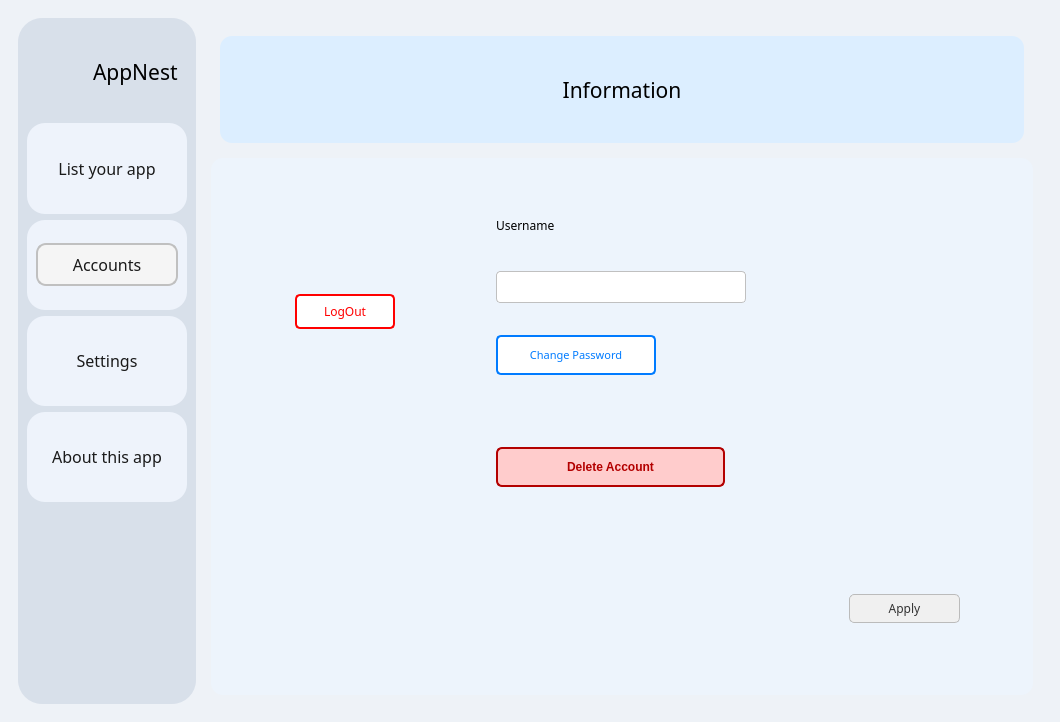
The window that UI/Accounts.ui (Thichgayroi/SPCK) describes before a commit, drawn with Qt 5.
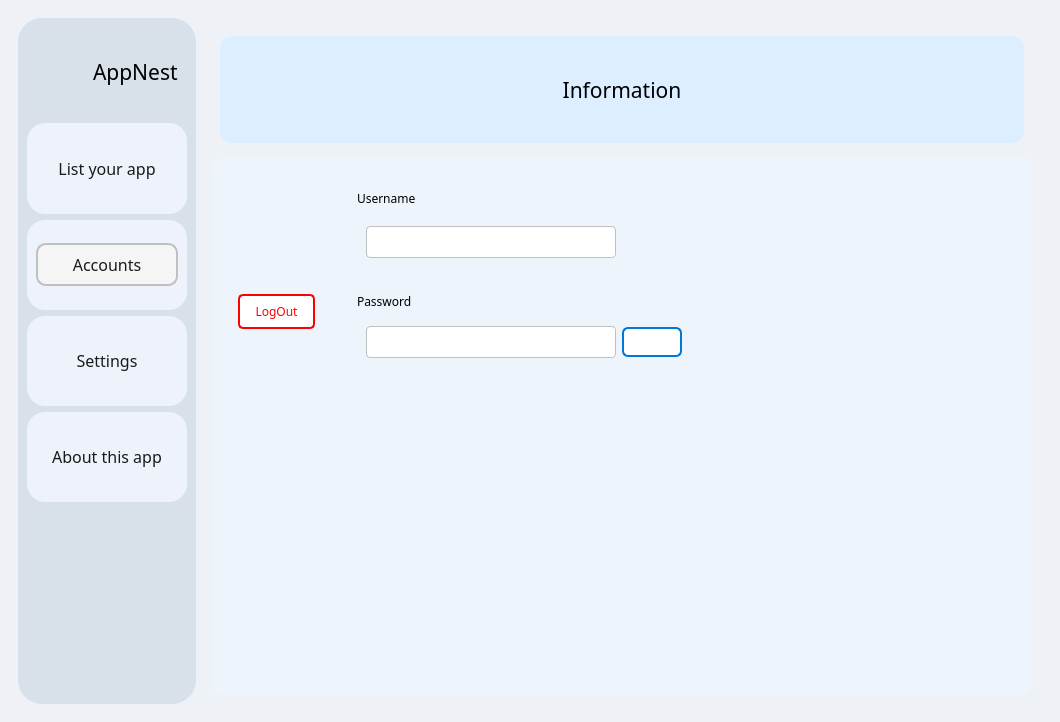
The same window after the commit. Icons and pictures are not drawn.

```diff
--- a/UI/Accounts.ui
+++ b/UI/Accounts.ui
@@ -322,7 +322,7 @@
             </property>
             <layout class="QHBoxLayout" name="horizontalLayout_5">
              <item>
-              <widget class="QLabel" name="label_2">
+              <widget class="QLabel" name="lbl_title">
                <property name="font">
                 <font>
                  <family>JetBrains Mono</family>
@@ -331,7 +331,7 @@
                </property>
                <property name="styleSheet">
                 <string notr="true">background-color:#DCEEFF;
-border-radius:12px;s</string>
+border-radius:12px;</string>
                </property>
                <property name="text">
                 <string>Information</string>
@@ -355,7 +355,7 @@
               <widget class="QWidget" name="widget_16" native="true">
                <property name="maximumSize">
                 <size>
-                 <width>160</width>
+                 <width>16777215</width>
                  <height>16777215</height>
                 </size>
                </property>
@@ -450,11 +450,14 @@
               <widget class="QWidget" name="widget_9" native="true">
                <property name="maximumSize">
                 <size>
-                 <width>500</width>
+                 <width>16777215</width>
                  <height>16777215</height>
                 </size>
                </property>
-               <layout class="QVBoxLayout" name="verticalLayout_6">
+               <layout class="QVBoxLayout" name="verticalLayout_6" stretch="0,0,0,0,0">
+                <property name="spacing">
+                 <number>0</number>
+                </property>
                 <item>
                  <widget class="QWidget" name="widget_18" native="true">
                   <property name="maximumSize">
@@ -465,7 +468,13 @@
                   </property>
                   <layout class="QVBoxLayout" name="verticalLayout_5">
                    <item>
-                    <widget class="QLabel" name="label_4">
+                    <widget class="QLabel" name="lbl_username">
+                     <property name="maximumSize">
+                      <size>
+                       <width>16777215</width>
+                       <height>16777215</height>
+                      </size>
+                     </property>
                      <property name="font">
                       <font>
                        <family>JetBrains Mono</family>
@@ -478,6 +487,9 @@
                     </widget>
                    </item>
                    <item>
+                    <widget class="QWidget" name="widget_23" native="true">
+                     <layout class="QHBoxLayout" name="horizontalLayout_13">
+                      <item>
                     <widget class="QLineEdit" name="cant_change">
                      <property name="maximumSize">
                       <size>
@@ -507,6 +519,34 @@
                      </property>
                     </widget>
                    </item>
+                      <item>
+                       <widget class="QWidget" name="widget_28" native="true"/>
+                      </item>
+                      <item>
+                       <widget class="QWidget" name="widget_27" native="true"/>
+                      </item>
+                      <item>
+                       <widget class="QWidget" name="widget_26" native="true"/>
+                      </item>
+                      <item>
+                       <widget class="QWidget" name="widget_25" native="true"/>
+                      </item>
+                      <item>
+                       <spacer name="horizontalSpacer_2">
+                        <property name="orientation">
+                         <enum>Qt::Horizontal</enum>
+                        </property>
+                        <property name="sizeHint" stdset="0">
+                         <size>
+                          <width>40</width>
+                          <height>20</height>
+                         </size>
+                        </property>
+                       </spacer>
+                      </item>
+                     </layout>
+                    </widget>
+                   </item>
                   </layout>
                  </widget>
                 </item>
@@ -515,145 +555,125 @@
                   <property name="maximumSize">
                    <size>
                     <width>16777215</width>
-                    <height>75</height>
+                    <height>16777215</height>
                    </size>
                   </property>
                   <layout class="QVBoxLayout" name="verticalLayout_7">
+                   <property name="spacing">
+                    <number>0</number>
+                   </property>
                    <item>
-                    <widget class="QPushButton" name="btn_change_pass">
+                    <widget class="QLabel" name="label_2">
                      <property name="maximumSize">
                       <size>
-                       <width>160</width>
-                       <height>40</height>
+                       <width>16777215</width>
+                       <height>16777215</height>
                       </size>
                      </property>
                      <property name="font">
                       <font>
                        <family>JetBrains Mono</family>
-                       <pointsize>8</pointsize>
+                       <pointsize>9</pointsize>
                       </font>
                      </property>
-                     <property name="styleSheet">
-                      <string notr="true">QPushButton {
-    background-color: white;
-    color: #007bff;
-    border: 2px solid #007bff;
-    border-radius: 5px;
-    padding: 5px 15px;
-}
-
-QPushButton:hover {
-    background-color: #e6f2ff;
-}
-
-QPushButton:pressed {
-    background-color: #cce0ff;
-    border: 2px solid #0056b3;
-}
-</string>
-                     </property>
                      <property name="text">
-                      <string>Change Password</string>
+                      <string>Password</string>
                      </property>
-                    </widget>
-                   </item>
-                  </layout>
                  </widget>
                 </item>
                 <item>
                  <widget class="QWidget" name="widget_22" native="true">
-                  <layout class="QHBoxLayout" name="horizontalLayout_13">
+                     <layout class="QHBoxLayout" name="horizontalLayout_14">
                    <item>
-                    <widget class="QPushButton" name="btn_del_acc">
+                       <widget class="QLineEdit" name="cant_change2">
                      <property name="maximumSize">
                       <size>
                        <width>250</width>
-                       <height>40</height>
-                      </size>
-                     </property>
-                     <property name="font">
-                      <font>
-                       <weight>75</weight>
-                       <bold>true</bold>
-                      </font>
-                     </property>
+                          <height>16777215</height>
+                         </size>
+                        </property>
+                        <property name="styleSheet">
+                         <string notr="true">QLineEdit {
+    border: 1px solid #c0c0c0;
+    border-radius: 4px;
+    padding: 6px;
+    background-color: #ffffff;
+    color: #333333;
+    font-size: 14px;
+}
+
+QLineEdit:focus {
+    border: 1px solid #0078d7; /* Xanh dương như nút &quot;Change Password&quot; */
+    background-color: #f5faff;
+    outline: none;
+}
+</string>
+                        </property>
+                        <property name="echoMode">
+                         <enum>QLineEdit::Password</enum>
+                        </property>
+                        <property name="readOnly">
+                         <bool>true</bool>
+                        </property>
+                       </widget>
+                      </item>
+                      <item>
+                       <widget class="QPushButton" name="show_password_btn">
                      <property name="styleSheet">
                       <string notr="true">QPushButton {
-    background-color: #ffcccc;       /* nền đỏ nhạt */
-    color: #b30000;                  /* chữ đỏ đậm */
-    border: 2px solid #b30000;       /* viền đỏ đậm */
+    border: 2px solid #0078D7;
     border-radius: 6px;
+    background-color: white;
     padding: 6px 12px;
+    color: #0078D7;
     font-weight: bold;
-}
-
-QPushButton:hover {
-    background-color: #ff9999;       /* đỏ nhạt hơn khi hover */
-}
-
-QPushButton:pressed {
-    background-color: #e60000;       /* đỏ đậm hơn khi nhấn */
-    color: white;
-}
-</string>
+	box-shadow: 0px 4px 10px rgba(0, 120, 215, 0.2);
+}</string>
                      </property>
                      <property name="text">
-                      <string>Delete Account</string>
-                     </property>
+                         <string/>
+                        </property>
+                        <property name="iconSize">
+                         <size>
+                          <width>32</width>
+                          <height>32</height>
+                         </size>
+                        </property>
+                        <property name="checkable">
+                         <bool>true</bool>
+                        </property>
+                        <property name="checked">
+                         <bool>false</bool>
+                        </property>
                     </widget>
                    </item>
                    <item>
-                    <widget class="QWidget" name="widget_23" native="true"/>
+                       <spacer name="horizontalSpacer">
+                        <property name="orientation">
+                         <enum>Qt::Horizontal</enum>
+                        </property>
+                        <property name="sizeHint" stdset="0">
+                         <size>
+                          <width>40</width>
+                          <height>20</height>
+                         </size>
+                        </property>
+                       </spacer>
                    </item>
                   </layout>
                  </widget>
                 </item>
-                <item>
-                 <widget class="QWidget" name="widget_24" native="true">
-                  <layout class="QHBoxLayout" name="horizontalLayout_14">
-                   <item>
-                    <widget class="QWidget" name="widget_27" native="true"/>
+                  </layout>
+                 </widget>
                    </item>
                    <item>
-                    <widget class="QWidget" name="widget_26" native="true"/>
+                 <widget class="QWidget" name="widget_21" native="true"/>
                    </item>
                    <item>
                     <widget class="QWidget" name="widget_25" native="true"/>
                    </item>
                    <item>
-                    <widget class="QPushButton" name="btn_apply">
-                     <property name="font">
-                      <font>
-                       <family>JetBrains Mono</family>
-                      </font>
-                     </property>
-                     <property name="styleSheet">
-                      <string notr="true">QPushButton {
-    background-color: #f0f0f0;
-    border: 1px solid #bbb;
-    border-radius: 5px;
-    padding: 5px 15px;
-    color: #333;
-}
-
-QPushButton:hover {
-    background-color: #e0e0e0;
-    border: 1px solid #999;
-}
-
-QPushButton:pressed {
-    background-color: #d0d0d0;
-    border: 1px solid #666;
-}
-</string>
-                     </property>
-                     <property name="text">
-                      <string>Apply</string>
-                     </property>
-                    </widget>
-                   </item>
-                  </layout>
-                 </widget>
+                 <widget class="QWidget" name="widget_29" native="true"/>
                 </item>
                </layout>
               </widget>
```
Left out of the diff: 4 changed lines with no effect on the pictures. Lines whose indentation alone changed are shown as unchanged.
